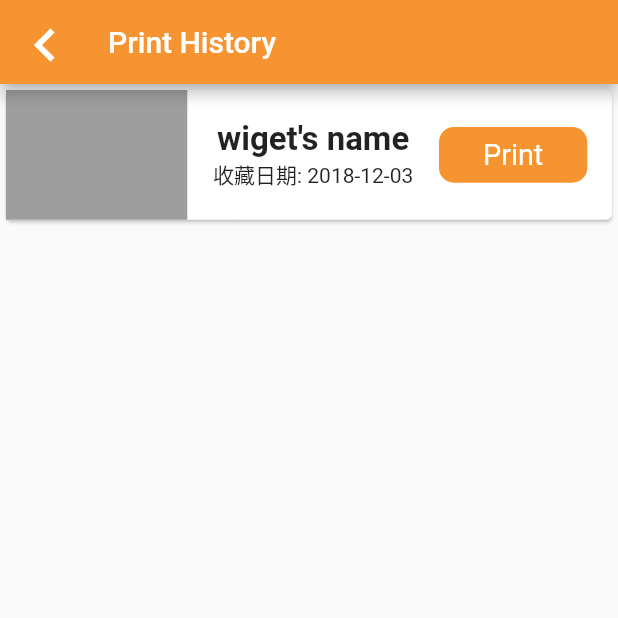
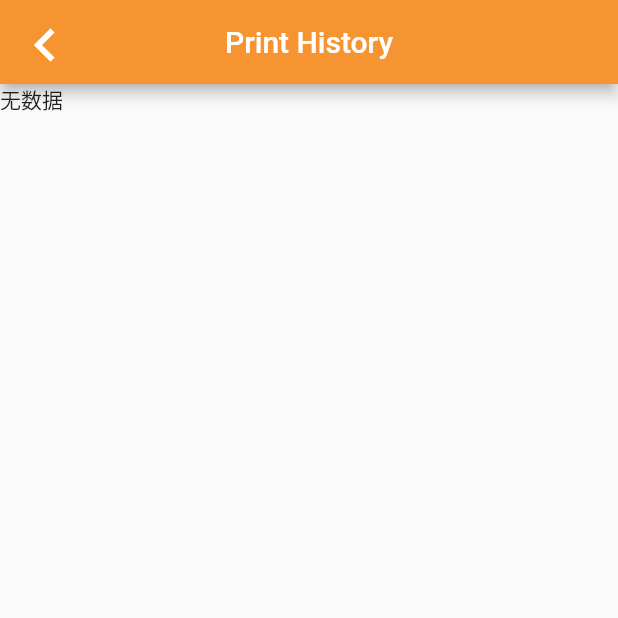
Before and after one commit to painoBoy/flutter_diy_print, a Flutter app: the PrintHistoryPage screen opened directly, on a phone screen of 412 x 824 dp, the top half of it. Run offline on Flutter 3.47's test engine with Material 2 defaults, Android fonts, the phone set to English and light mode, and no system bars; drawn by our look-alikes of oktoast; our stand-ins replace dio, flutter_easyrefresh, flutter_screenutil, flutter_spinkit, flutter_swiper, shared_preferences and 1 more; missing offline and left inert: barcode_scan, flutter_country_picker; accounts and stored records are empty.

```diff
--- a/lib/main.dart
+++ b/lib/main.dart
@@ -7,6 +7,7 @@ import 'package:provider/provider.dart';
 import './routes/route.dart';
 import 'package:flutter/services.dart';
 import './pages/provider/printerParams.dart';
+import './pages/provider/printTaskList.dart';
 // import 'package:flutter_country_picker/flutter_country_picker.dart';
 // import 'package:international_phone_input/international_phone_input.dart';
 
@@ -26,13 +27,12 @@ class MyApp extends StatelessWidget {
           ChangeNotifierProvider(builder: (_) => Counter()),
           ChangeNotifierProvider(builder: (_) => NozzleWarm()),
           ChangeNotifierProvider(builder: (_) => PrinterIdProvider()),
+          ChangeNotifierProvider(builder: (_) => PrintTaskProvider()),
         ],
-        child:
-        OKToast(
+        child: OKToast(
             child: MaterialApp(
           debugShowCheckedModeBanner: false,
           navigatorKey: navigatorKey,
-
           title: "Lotmaxx3D",
           theme: ThemeData(
             primaryColor: Color(0xFFF79432),
--- a/lib/pages/account/printHistory_page.dart
+++ b/lib/pages/account/printHistory_page.dart
@@ -10,20 +10,72 @@
 import '../../utils/ScreenAdapter.dart';
 import 'package:flutter/material.dart';
 import 'package:flutter/services.dart';
-// import '../../utils//ScreenAdapter.dart';
+import 'package:provider/provider.dart';
+import '../provider/printTaskList.dart';
+import '../../network/http_config.dart';
+import '../../network/api.dart';
+import '../../network/http_request.dart';
+import 'package:oktoast/oktoast.dart';
+import 'package:flutter_easyrefresh/delivery_header.dart';
+import 'package:flutter_easyrefresh/easy_refresh.dart';
 
-class PrintHistoryPage extends StatelessWidget {
+class PrintHistoryPage extends StatefulWidget {
+  @override
+  _PrintHistoryPageState createState() => _PrintHistoryPageState();
+}
+
+class _PrintHistoryPageState extends State<PrintHistoryPage> {
+  int _page = 1;
+  int _pageSize = 10;
+  List _printStatusList = [
+    "All",
+    "Waiting to print",
+    "Printing...",
+    "Print successfully",
+    "Printing failed",
+    "Printing in progress",
+    "Offline during printing",
+    "Pause printing",
+  ];
+  @override
+  void initState() {
+    // TODO: implement initState
+    super.initState();
+    getPrintTaskList();
+  }
+
+  //获取用户所有打印任务
+  getPrintTaskList() async {
+    var res = await NetRequest.get(
+        Config.BASE_URL + userTaskList + "/${_pageSize}/${_page}/0");
+    if (res["code"] == 200) {
+      Provider.of<PrintTaskProvider>(context).getUserPrintTaskList(res["data"]);
+    } else {
+      showToast(res["msg"],
+          position: ToastPosition.bottom, backgroundColor: Colors.green[400]);
+    }
+  }
+
   @override
   Widget build(BuildContext context) {
+    List _printTaskData = Provider.of<PrintTaskProvider>(context).taskList;
     ScreenAdapter.init(context);
     return AnnotatedRegion<SystemUiOverlayStyle>(
         value: SystemUiOverlayStyle.light,
+        child: WillPopScope(
+            onWillPop: () {
+              Provider.of<PrintTaskProvider>(context).clearUserPrintTaskList();
+              Navigator.pop(context);
+            },
             child: Scaffold(
                 appBar: AppBar(
+                  centerTitle: true,
                   leading: IconButton(
                       icon: Icon(Icons.keyboard_arrow_left,
                           color: Colors.white, size: ScreenAdapter.size(80)),
                       onPressed: () {
+                        Provider.of<PrintTaskProvider>(context)
+                            .clearUserPrintTaskList();
                         Navigator.pop(context);
                       }),
                   brightness: Brightness.light,
@@ -32,24 +84,38 @@ class PrintHistoryPage extends StatelessWidget {
                     style: TextStyle(color: Colors.white),
                   ),
                 ),
-            body: ListView(
-              children: <Widget>[
-                _collectList(),
+                body: _printTaskData.length != 0
+                    ? EasyRefresh.custom(
+                        header: DeliveryHeader(
+                          backgroundColor: Colors.grey[100],
+                        ),
+                        onRefresh: () async {
+                          _page = 1;
+                          Provider.of<PrintTaskProvider>(context)
+                              .clearUserPrintTaskList();
+                          await getPrintTaskList();
+                        },
+                        onLoad: () async {
+                          _page = _page + 1;
+                          await getPrintTaskList();
+                        },
+                        slivers: <Widget>[
+                          SliverList(
+                            delegate: SliverChildBuilderDelegate(
+                              (context, index) {
+                                return _collectList(index);
+                              },
+                              childCount: _printTaskData.length,
+                            ),
+                          ),
                         ],
-            )));
+                      )
+                    : Container(child: Text("无数据")))));
   }
 
-  Widget _collectList() {
+  Widget _collectList(index) {
     return Container(
       padding: EdgeInsets.only(bottom: ScreenAdapter.height(0)),
-      // decoration: BoxDecoration(
-      //  border: Border(
-      //    bottom: BorderSide(
-      //      width: ScreenAdapter.width(2),
-      //      color: Colors.grey[300],
-      //    ),
-      //  )
-      // ),
       child: Card(
           child: Row(
         mainAxisAlignment: MainAxisAlignment.spaceBetween,
@@ -57,18 +123,31 @@ class PrintHistoryPage extends StatelessWidget {
           Container(
             width: ScreenAdapter.width(220),
             height: ScreenAdapter.height(140),
-            color: Colors.grey,
+            // color: Colors.grey,
+            child: Provider.of<PrintTaskProvider>(context).taskList[index]
+                        ["modelIcon"] ==
+                    ""
+                ? Center(child: Text("No Pic Data"))
+                : Image.network(
+                    "${Provider.of<PrintTaskProvider>(context).taskList[index]["modelIcon"]}",
+                    fit: BoxFit.fill),
           ),
           Column(
+            crossAxisAlignment: CrossAxisAlignment.start,
             children: <Widget>[
               Container(
-                child: Text("wiget's name",
+                child: Text("print status:",
                     style: TextStyle(
-                        fontSize: ScreenAdapter.size(40),
+                        fontSize: ScreenAdapter.size(30),
                         fontWeight: FontWeight.bold)),
               ),
               Container(
-                child: Text("收藏日期: 2018-12-03"),
+                child: Text(
+                  _printStatusList[Provider.of<PrintTaskProvider>(context)
+                      .taskList[index]['printstate']],
+                  maxLines: 1,
+                  overflow: TextOverflow.ellipsis,
+                ),
               ),
             ],
           ),
--- /dev/null
+++ b/lib/pages/provider/printTaskList.dart
@@ -0,0 +1,15 @@
+import 'package:flutter/material.dart';
+
+class PrintTaskProvider with ChangeNotifier {
+  List _taskList = [];
+  List get taskList => _taskList;
+  void getUserPrintTaskList(data) {
+    _taskList.addAll(data);
+    notifyListeners();
+  }
+
+  void clearUserPrintTaskList() {
+    _taskList = [];
+    notifyListeners();
+  }
+}
--- a/lib/pages/workspace/material_chenl.dart
+++ b/lib/pages/workspace/material_chenl.dart
@@ -145,13 +145,13 @@ class _MaterialPanelState extends State<MaterialPanel> {
                       style: TextStyle(color: Colors.grey[600]),
                     ),
                     onPressed: () {
-                      materailOut();
                       Navigator.of(context).pop("0");
                     },
                   ),
                   FlatButton(
                     child: Text('确定'),
                     onPressed: () {
+                      materailOut();
                       Navigator.of(context).pop("1");
                     },
                   ),
```
Also changed, not shown: lib/pages/account/setting_page.dart (+12 -6 lines), lib/pages/modelLibrary/model_detail.dart (+61 -54 lines), lib/pages/modelLibrary/test.dart (+16 -14 lines), lib/widget/loading.dart (added, +79 -0 lines). Lines whose indentation alone changed are shown as unchanged.
